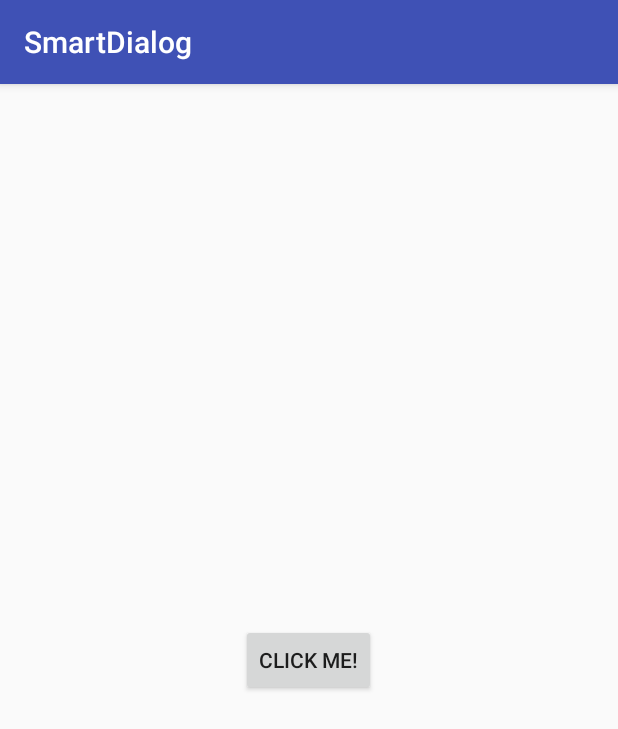
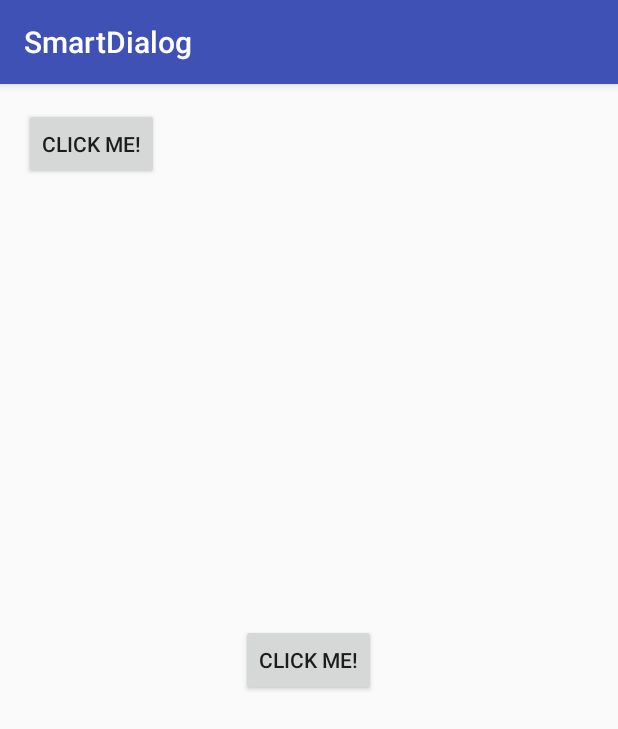
Before and after one commit to shilipai/SmartDialog, an Android app: the screen it shows after launch (MainActivity), on a phone screen of 412 x 824 dp. Shown: the top 729 px of the screen. Run offline under Robolectric (Android 15) with nearby library versions, the phone set to English and light mode, and no system bars.

```diff
--- a/demo/src/main/res/layout/activity_main.xml
+++ b/demo/src/main/res/layout/activity_main.xml
@@ -13,7 +13,12 @@
     <Button
         android:layout_width="wrap_content"
         android:layout_height="wrap_content"
-        android:layout_centerInParent="true"
         android:onClick="showDialog"
         android:text="Click Me!" />
+    <Button
+        android:layout_width="wrap_content"
+        android:layout_height="wrap_content"
+        android:layout_centerInParent="true"
+        android:onClick="showDialogDismissUpward"
+        android:text="Click Me!" />
 </RelativeLayout>
```
Also changed, not shown: demo/src/main/java/com/ufreedom/demo/MainActivity.java (+14 -0 lines).
